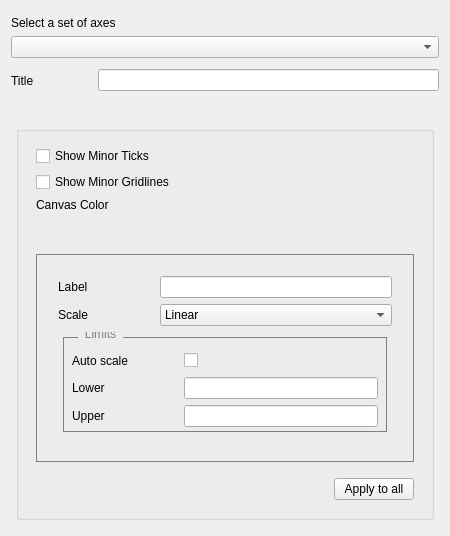
Qt form qt/python/mantidqt/mantidqt/widgets/plotconfigdialog/axestabwidget/axes_tab_widget.ui (mantidproject/mantid) before a commit.
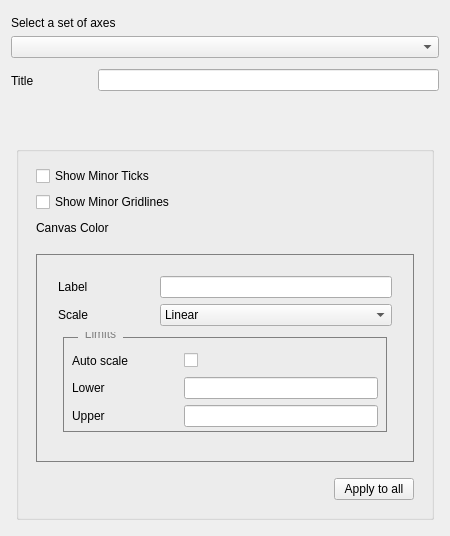
The same form after that commit.

Commit message: Set tab orders for all the files. axes_tab_widget.ui does not have a fully correct order.

```diff
--- a/qt/python/mantidqt/mantidqt/widgets/plotconfigdialog/axestabwidget/axes_tab_widget.ui
+++ b/qt/python/mantidqt/mantidqt/widgets/plotconfigdialog/axestabwidget/axes_tab_widget.ui
@@ -144,7 +144,7 @@
          </widget>
         </item>
         <item>
-         <layout class="QVBoxLayout" name="color_selector_layout">
+         <layout class="QHBoxLayout" name="color_selector_layout">
           <item>
            <widget class="QLabel" name="label_2">
             <property name="text">
```
The commit also changes 5 other files.
